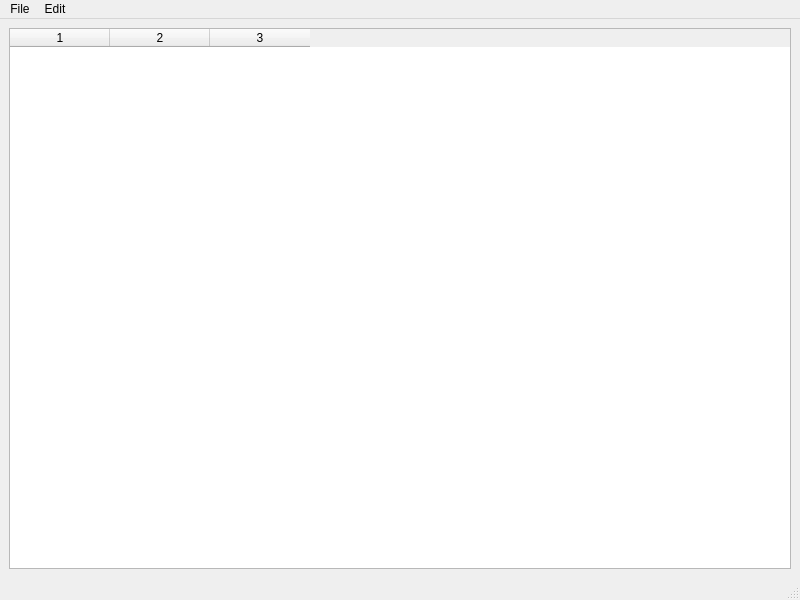
Qt form ui/mainwindow.ui (AeroNotix/freepoint) before a commit.
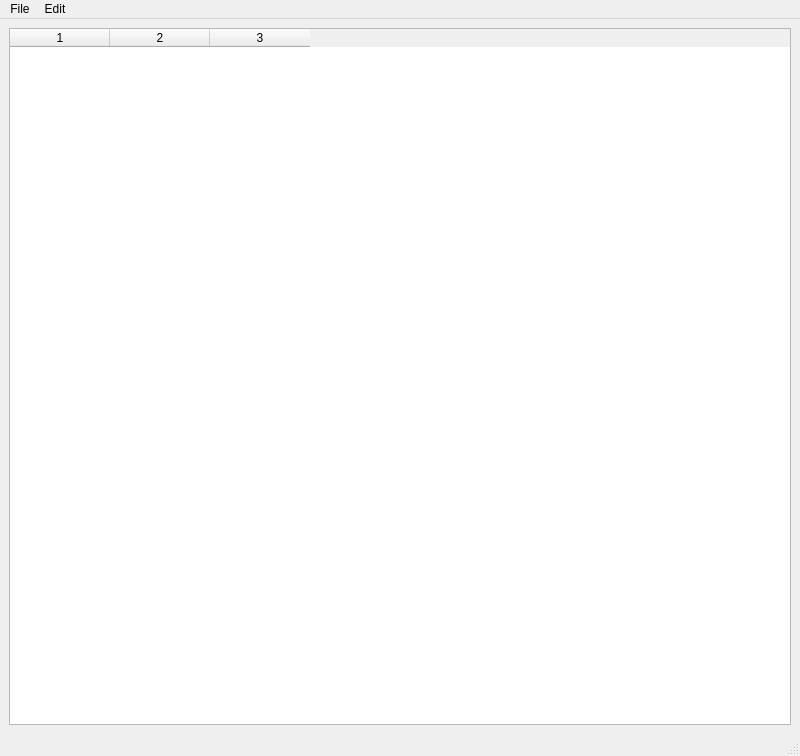
The same form after that commit. Icons and pictures are not drawn.

Commit message: Setting window titles and icons

```diff
--- a/ui/mainwindow.ui
+++ b/ui/mainwindow.ui
@@ -7,7 +7,7 @@
     <x>0</x>
     <y>0</y>
     <width>800</width>
-    <height>600</height>
+    <height>756</height>
    </rect>
   </property>
   <property name="windowTitle">
```
Left out of the diff: 10 changed lines with no effect on the pictures. The commit also changes 5 other files.
